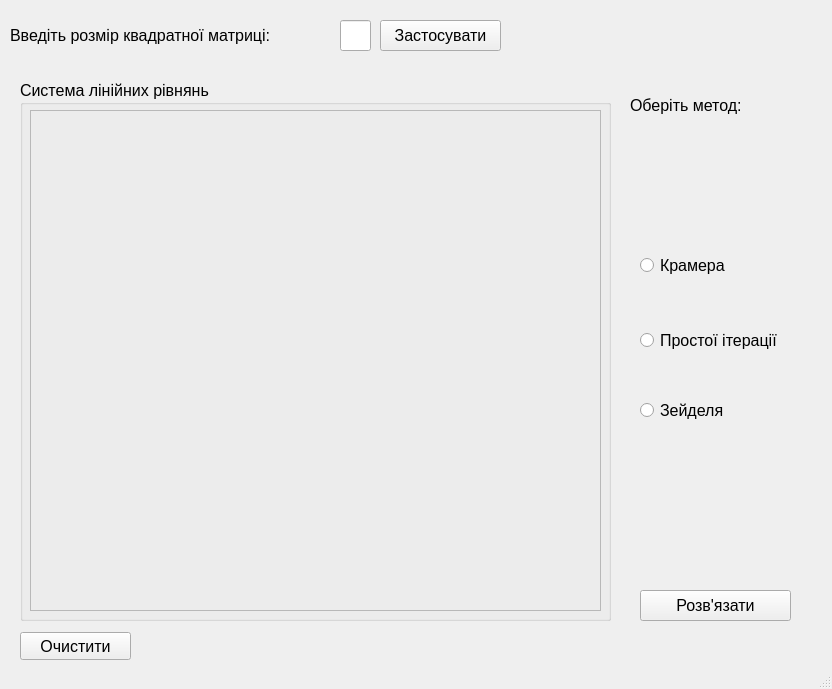
First picture: the form in matrix.ui, repository chabaniuk-m/PyQt5-Matrix-equation-solver, before the edit.
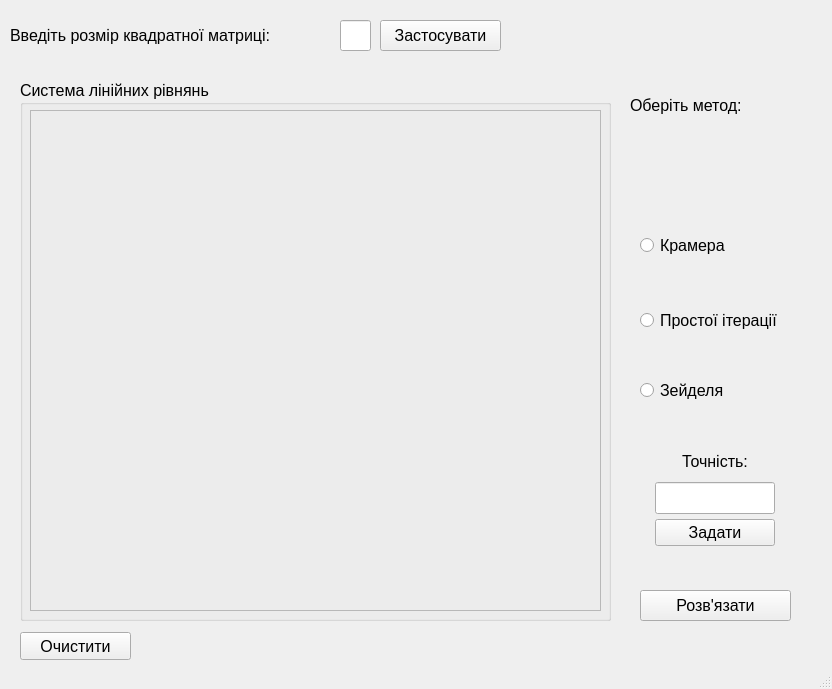
Second picture: the form after the edit.

Commit message: final gui & cramer method

```diff
--- a/matrix.ui
+++ b/matrix.ui
@@ -18,7 +18,7 @@
     <property name="geometry">
      <rect>
       <x>640</x>
-      <y>250</y>
+      <y>230</y>
       <width>171</width>
       <height>31</height>
      </rect>
@@ -36,7 +36,7 @@
     <property name="geometry">
      <rect>
       <x>640</x>
-      <y>330</y>
+      <y>310</y>
       <width>181</width>
       <height>20</height>
      </rect>
@@ -54,7 +54,7 @@
     <property name="geometry">
      <rect>
       <x>640</x>
-      <y>400</y>
+      <y>380</y>
       <width>111</width>
       <height>21</height>
      </rect>
@@ -225,6 +225,78 @@
      <string/>
     </property>
    </widget>
+   <widget class="QWidget" name="verticalLayoutWidget">
+    <property name="geometry">
+     <rect>
+      <x>640</x>
+      <y>440</y>
+      <width>151</width>
+      <height>113</height>
+     </rect>
+    </property>
+    <layout class="QVBoxLayout" name="verticalLayout">
+     <property name="spacing">
+      <number>0</number>
+     </property>
+     <item alignment="Qt::AlignHCenter">
+      <widget class="QLabel" name="eps_lbl">
+       <property name="maximumSize">
+        <size>
+         <width>16777215</width>
+         <height>32</height>
+        </size>
+       </property>
+       <property name="font">
+        <font>
+         <pointsize>12</pointsize>
+        </font>
+       </property>
+       <property name="text">
+        <string>Точність:</string>
+       </property>
+      </widget>
+     </item>
+     <item alignment="Qt::AlignHCenter">
+      <widget class="QLineEdit" name="in_eps">
+       <property name="maximumSize">
+        <size>
+         <width>120</width>
+         <height>32</height>
+        </size>
+       </property>
+       <property name="font">
+        <font>
+         <pointsize>12</pointsize>
+        </font>
+       </property>
+      </widget>
+     </item>
+     <item alignment="Qt::AlignHCenter">
+      <widget class="QPushButton" name="eps_btn">
+       <property name="minimumSize">
+        <size>
+         <width>120</width>
+         <height>0</height>
+        </size>
+       </property>
+       <property name="maximumSize">
+        <size>
+         <width>160</width>
+         <height>16777215</height>
+        </size>
+       </property>
+       <property name="font">
+        <font>
+         <pointsize>12</pointsize>
+        </font>
+       </property>
+       <property name="text">
+        <string>Задати</string>
+       </property>
+      </widget>
+     </item>
+    </layout>
+   </widget>
   </widget>
   <widget class="QMenuBar" name="menubar">
    <property name="geometry">
```
Left out of the diff: 4 changed lines with no effect on the pictures. The commit also changes 3 other files.
